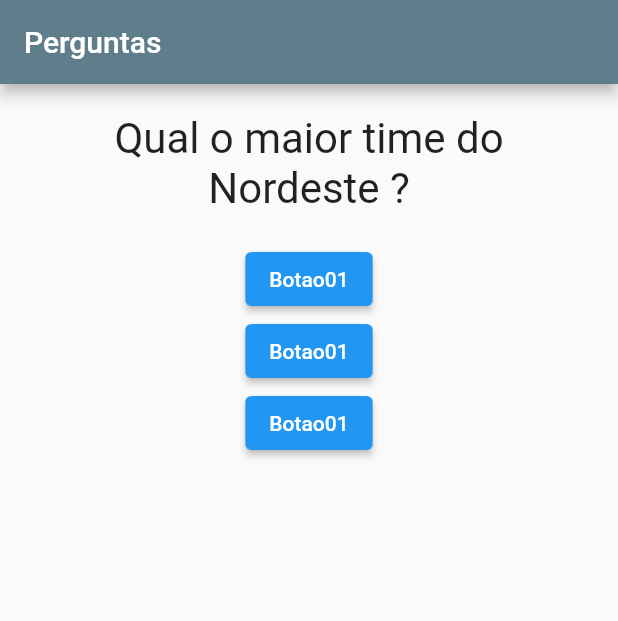
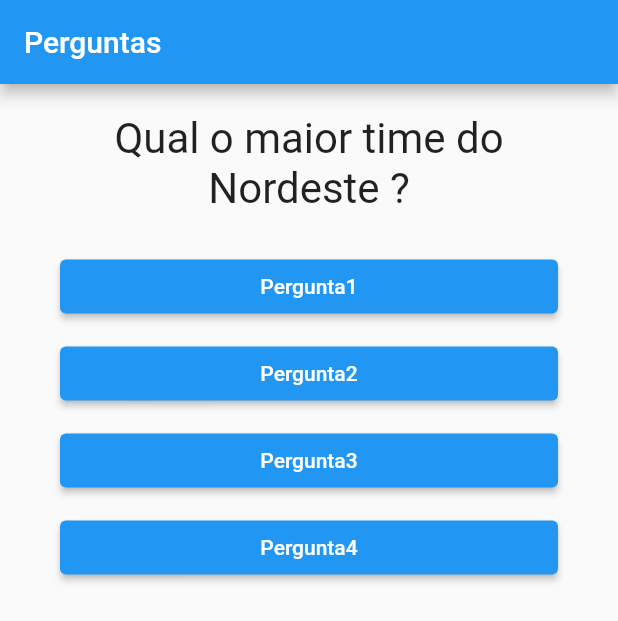
Before and after one commit to RicMerces/Perguntados, a Flutter app: the screen it shows after launch, on a phone screen of 412 x 824 dp. Shown: the top 621 px of the screen. Run offline on Flutter 3.47's test engine with Material 2 defaults, Android fonts, the phone set to English and light mode, and no system bars.

Commit message:
MAIN ++ BTNN

```diff
--- /dev/null
+++ b/projetoperguntas/lib/btn_resposta.dart
@@ -0,0 +1,20 @@
+import 'package:flutter/material.dart';
+
+class BtnResposta extends StatelessWidget {
+  final String texto;
+  final void Function() enunciado;
+
+  BtnResposta(this.texto, this.enunciado);
+
+  @override
+  Widget build(BuildContext context) {
+    return Container(
+      width: double.infinity,
+      margin: EdgeInsets.fromLTRB(40, 5, 40, 5),
+      child: ElevatedButton(
+        onPressed: enunciado,
+        child: Text(texto),
+      ),
+    );
+  }
+}
--- a/projetoperguntas/lib/main.dart
+++ b/projetoperguntas/lib/main.dart
@@ -1,4 +1,5 @@
 import 'package:flutter/material.dart';
+import 'package:projetoperguntas/btn_resposta.dart';
 import './questao.dart';
 
 void main() {
@@ -24,14 +25,14 @@ class _PerguntaAppState extends State<PergutarApp> {
     return novaPergunta;
   }
 
-  void responder() {
+  void _responder() {
     print('Pergunta respondida');
     qtdResponder();
   }
 
   final Perguntas = [
     'Qual o maior time do Nordeste ?',
-    'Qual o time com mais mundiais ?',
+    'Qual o time Brasileiro com mais mundiais ?',
     'Em que time jogou Garrincha ? ',
   ];
 
@@ -40,7 +41,6 @@ class _PerguntaAppState extends State<PergutarApp> {
     return MaterialApp(
       home: Scaffold(
         appBar: AppBar(
-          backgroundColor: Colors.blueGrey,
           title: Text('Perguntas'),
         ),
         body: Column(
@@ -50,18 +50,10 @@ class _PerguntaAppState extends State<PergutarApp> {
                   ? novaPergunta = 0
                   : novaPergunta],
             ),
-            ElevatedButton(
-              onPressed: responder,
-              child: Text('Botao01'),
-            ),
-            ElevatedButton(
-              onPressed: responder,
-              child: Text('Botao01'),
-            ),
-            ElevatedButton(
-              onPressed: responder,
-              child: Text('Botao01'),
-            ),
+            BtnResposta('Pergunta1', _responder),
+            BtnResposta('Pergunta2', _responder),
+            BtnResposta('Pergunta3', _responder),
+            BtnResposta('Pergunta4', _responder),
           ],
         ),
       ),
```
